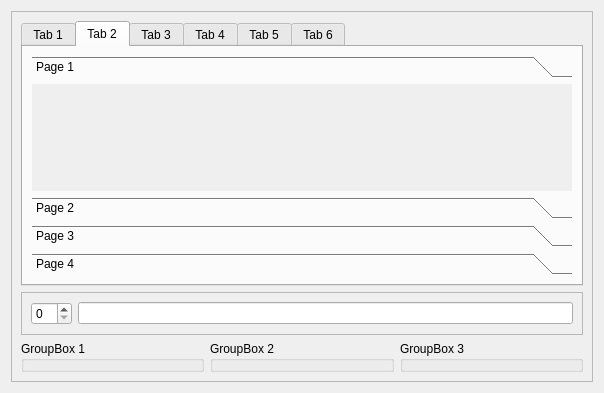
Qt form Qt/my_programm/_For_tests/src/for_tests_mainbox_gui/src/ui/for_tests_mainbox_gui.ui (RinatB2017/mega_GIT) before a commit.
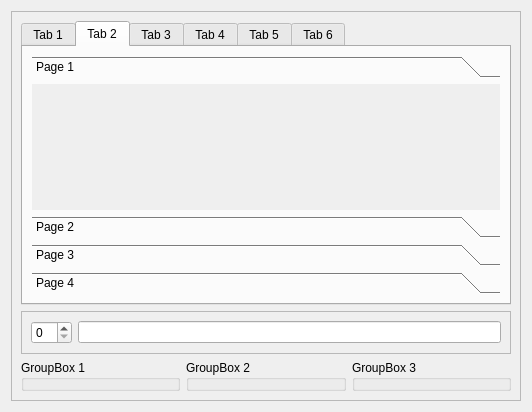
The same form after that commit. The open tabs and pages were chosen to show the change. Icons and pictures are not drawn. Custom widgets are drawn as their Qt base class.

Diff of the .ui file:
```diff
--- a/Qt/my_programm/_For_tests/src/for_tests_mainbox_gui/src/ui/for_tests_mainbox_gui.ui
+++ b/Qt/my_programm/_For_tests/src/for_tests_mainbox_gui/src/ui/for_tests_mainbox_gui.ui
@@ -2,6 +2,14 @@
 <ui version="4.0">
  <class>MainBox_GUI</class>
  <widget class="QWidget" name="MainBox_GUI">
+  <property name="geometry">
+   <rect>
+    <x>0</x>
+    <y>0</y>
+    <width>532</width>
+    <height>412</height>
+   </rect>
+  </property>
   <layout class="QHBoxLayout" name="horizontalLayout">
    <item>
     <widget class="QFrame" name="main_frame">
@@ -53,8 +61,8 @@
               <rect>
                <x>0</x>
                <y>0</y>
-               <width>100</width>
-               <height>30</height>
+               <width>98</width>
+               <height>28</height>
               </rect>
              </property>
              <attribute name="icon">
```
Left out of the diff: 10 changed lines with no effect on the pictures.
